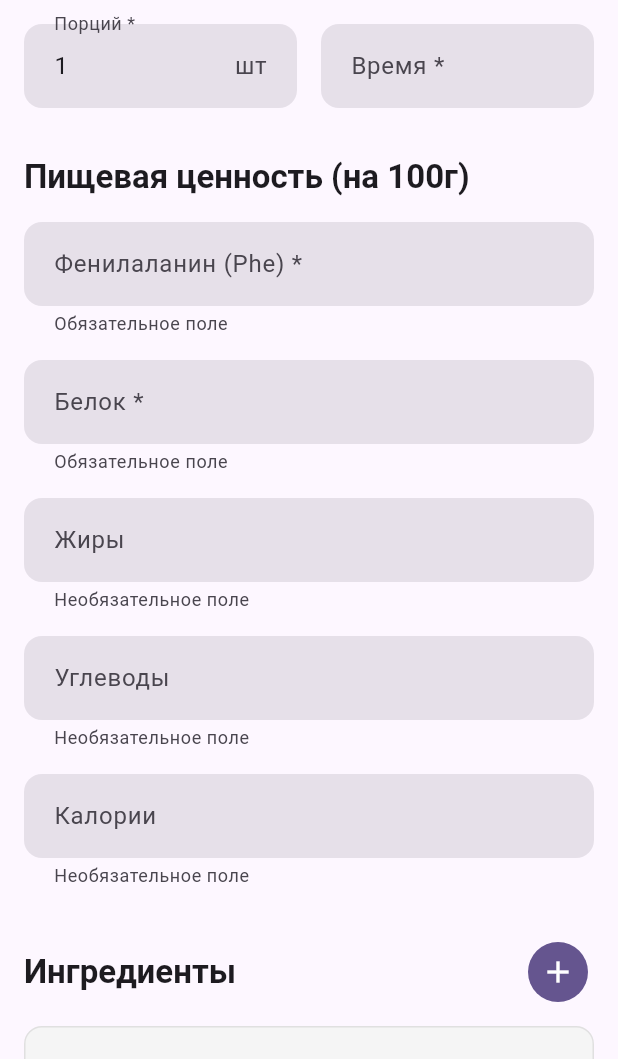
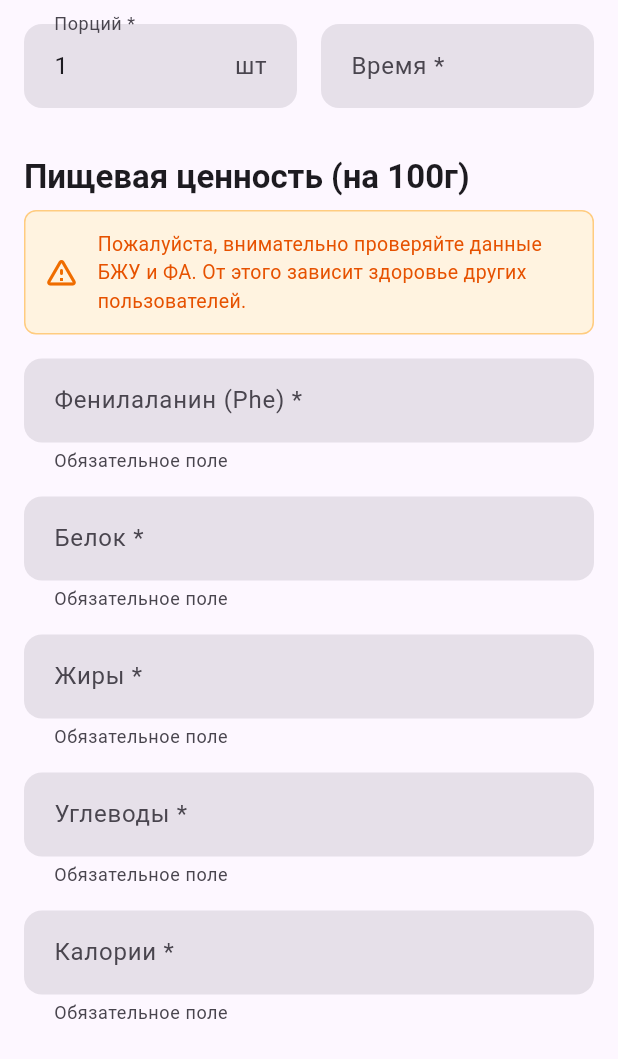
Before and after one commit to Melvud/pku-app, a Flutter app: the AddRecipeScreen screen opened directly, scrolled down 576 dp, on a phone screen of 412 x 824 dp, the part 177-1236 px from its top. Run offline on Flutter 3.47's test engine with Material 3 defaults, Android fonts, the phone set to English and light mode, and no system bars; our stand-ins replace cloud_firestore, file_picker, firebase_auth, firebase_core, firebase_storage, fl_chart and 8 more; missing offline and left inert: excel, mobile_scanner, syncfusion_flutter_pdfviewer; accounts and stored records are empty; network calls fail.

Commit message:
feat: Add recipe images, implement conditional validation for nutritional fields, and default missing nutritional values to zero.

```diff
--- a/lib/screens/recipes/add_recipe_screen.dart
+++ b/lib/screens/recipes/add_recipe_screen.dart
@@ -465,6 +465,9 @@ class _AddRecipeScreenState extends State<AddRecipeScreen> {
 
   @override
   Widget build(BuildContext context) {
+    final userProvider = Provider.of<UserProvider>(context);
+    final isAdmin = userProvider.userProfile?.isAdmin ?? false;
+
     return Scaffold(
       appBar: AppBar(
         title: const Text('Добавить рецепт'),
@@ -695,6 +698,33 @@ class _AddRecipeScreenState extends State<AddRecipeScreen> {
                       fontWeight: FontWeight.bold,
                     ),
               ),
+              const SizedBox(height: 8),
+
+              // Warning about data accuracy
+              Container(
+                padding: const EdgeInsets.all(12),
+                decoration: BoxDecoration(
+                  color: Colors.orange.shade50,
+                  borderRadius: BorderRadius.circular(8),
+                  border: Border.all(color: Colors.orange.shade200),
+                ),
+                child: Row(
+                  children: [
+                    Icon(Icons.warning_amber_rounded,
+                        color: Colors.orange.shade800),
+                    const SizedBox(width: 12),
+                    Expanded(
+                      child: Text(
+                        'Пожалуйста, внимательно проверяйте данные БЖУ и ФА. От этого зависит здоровье других пользователей.',
+                        style: TextStyle(
+                          color: Colors.orange.shade900,
+                          fontSize: 13,
+                        ),
+                      ),
+                    ),
+                  ],
+                ),
+              ),
               const SizedBox(height: 16),
 
               TextFormField(
@@ -741,46 +771,73 @@ class _AddRecipeScreenState extends State<AddRecipeScreen> {
 
               TextFormField(
                 controller: _fatController,
-                decoration: const InputDecoration(
-                  labelText: 'Жиры',
+                decoration: InputDecoration(
+                  labelText: isAdmin ? 'Жиры' : 'Жиры *',
                   suffixText: 'г/100г',
-                  helperText: 'Необязательное поле',
+                  helperText:
+                      isAdmin ? 'Необязательное поле' : 'Обязательное поле',
                 ),
                 keyboardType:
                     const TextInputType.numberWithOptions(decimal: true),
                 inputFormatters: [
                   FilteringTextInputFormatter.allow(RegExp(r'^\d+\.?\d{0,1}')),
                 ],
+                validator: isAdmin
+                    ? null
+                    : (value) {
+                        if (value?.isEmpty ?? true) return 'Введите жиры';
+                        final num = double.tryParse(value!);
+                        if (num == null || num < 0) return 'Некорректно';
+                        return null;
+                      },
               ),
               const SizedBox(height: 16),
 
               TextFormField(
                 controller: _carbsController,
-                decoration: const InputDecoration(
-                  labelText: 'Углеводы',
+                decoration: InputDecoration(
+                  labelText: isAdmin ? 'Углеводы' : 'Углеводы *',
                   suffixText: 'г/100г',
-                  helperText: 'Необязательное поле',
+                  helperText:
+                      isAdmin ? 'Необязательное поле' : 'Обязательное поле',
                 ),
                 keyboardType:
                     const TextInputType.numberWithOptions(decimal: true),
                 inputFormatters: [
                   FilteringTextInputFormatter.allow(RegExp(r'^\d+\.?\d{0,1}')),
                 ],
+                validator: isAdmin
+                    ? null
+                    : (value) {
+                        if (value?.isEmpty ?? true) return 'Введите углеводы';
+                        final num = double.tryParse(value!);
+                        if (num == null || num < 0) return 'Некорректно';
+                        return null;
+                      },
               ),
               const SizedBox(height: 16),
 
               TextFormField(
                 controller: _caloriesController,
-                decoration: const InputDecoration(
-                  labelText: 'Калории',
+                decoration: InputDecoration(
+                  labelText: isAdmin ? 'Калории' : 'Калории *',
                   suffixText: 'ккал/100г',
-                  helperText: 'Необязательное поле',
+                  helperText:
+                      isAdmin ? 'Необязательное поле' : 'Обязательное поле',
                 ),
                 keyboardType:
                     const TextInputType.numberWithOptions(decimal: true),
                 inputFormatters: [
                   FilteringTextInputFormatter.allow(RegExp(r'^\d+\.?\d{0,1}')),
                 ],
+                validator: isAdmin
+                    ? null
+                    : (value) {
+                        if (value?.isEmpty ?? true) return 'Введите калории';
+                        final num = double.tryParse(value!);
+                        if (num == null || num < 0) return 'Некорректно';
+                        return null;
+                      },
               ),
               const SizedBox(height: 32),
 
--- a/lib/services/local_database_service.dart
+++ b/lib/services/local_database_service.dart
@@ -228,9 +228,9 @@ class LocalDatabaseService {
           'authorName': recipe['authorName'],
           'phePer100g': recipe['phePer100g'],
           'proteinPer100g': recipe['proteinPer100g'],
-          'fatPer100g': recipe['fatPer100g'],
-          'carbsPer100g': recipe['carbsPer100g'],
-          'caloriesPer100g': recipe['caloriesPer100g'],
+          'fatPer100g': recipe['fatPer100g'] ?? 0.0,
+          'carbsPer100g': recipe['carbsPer100g'] ?? 0.0,
+          'caloriesPer100g': recipe['caloriesPer100g'] ?? 0.0,
           'defaultServingSize': recipe['defaultServingSize'],
           'cookingTime': recipe['cookingTime'] ?? recipe['cookingTimeMinutes'],
           'difficulty': recipe['difficulty'],
--- a/lib/services/recipe_loader_service.dart
+++ b/lib/services/recipe_loader_service.dart
@@ -365,7 +365,7 @@ class RecipeLoaderService {
       status: RecipeStatus.approved,
       createdAt: DateTime.now(),
       approvedAt: DateTime.now(),
-      isOfficial: true,
+      isOfficial: false, // Changed from true
       isRecommended: true,
       likesCount: 0,
       likedBy: [],
```
Also changed, not shown: assets/recipes/uploads/fruit_salad.jpg (added), assets/recipes/uploads/oatmeal_cover.jpg (added), assets/recipes/uploads/oatmeal_final.jpg (added), assets/recipes/uploads/oatmeal_step1.jpg (added), assets/recipes/uploads/soup_cover.jpg (added).
